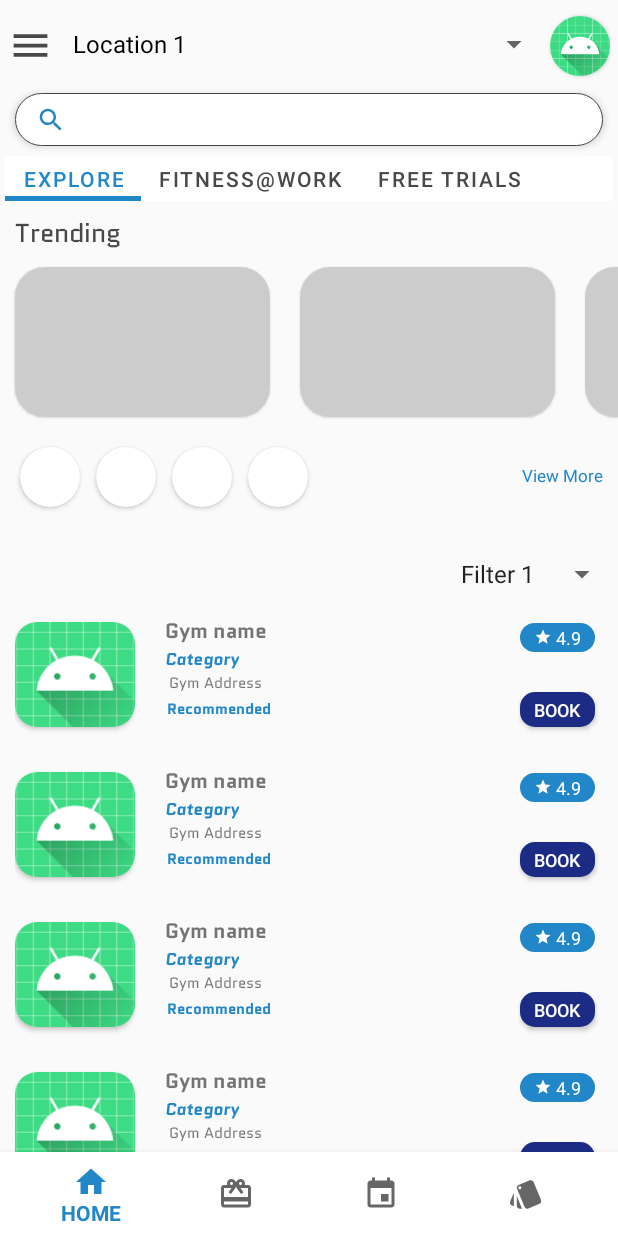
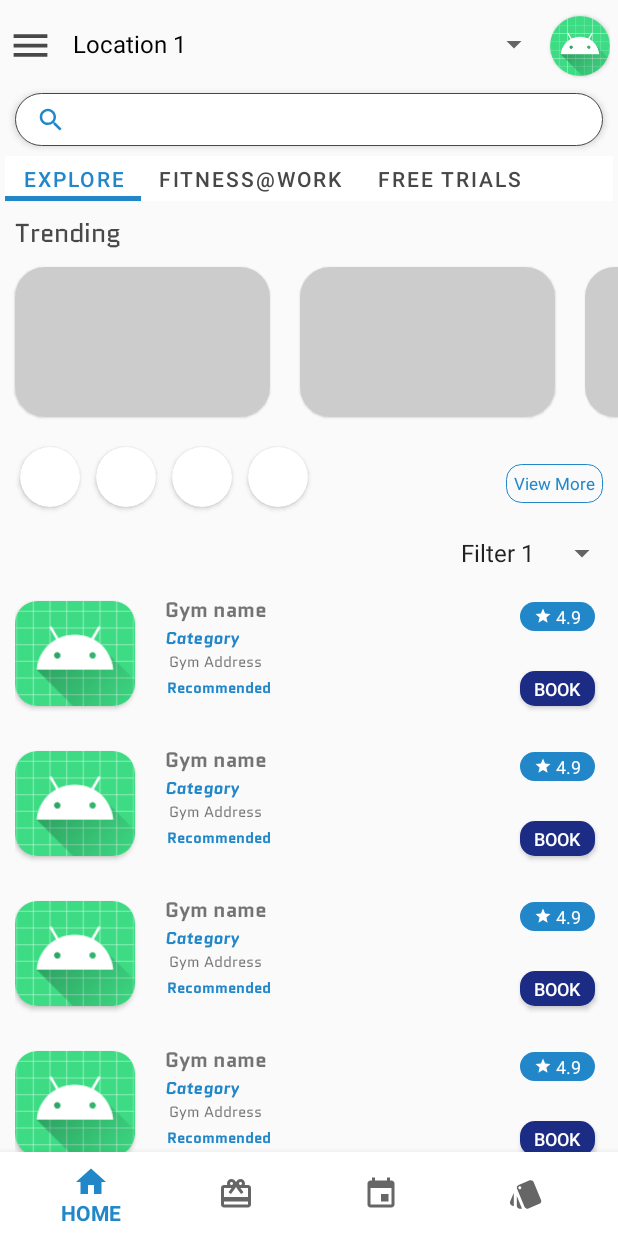
Before and after one commit to rishabh-hub/Fitness2020, an Android app: the screen it shows after launch (MainActivity), on a phone screen of 412 x 824 dp. Run offline under Robolectric (Android 15) with nearby library versions, the phone set to English and light mode, and no system bars.

Commit message:
view more has been given a background

```diff
--- /dev/null
+++ b/app/src/main/res/drawable/bg_textview.xml
@@ -0,0 +1,14 @@
+<?xml version="1.0" encoding="utf-8"?>
+<shape xmlns:android="http://schemas.android.com/apk/res/android"
+    android:shape="rectangle">
+
+    <stroke
+        android:color="@color/colorPrimary"
+        android:width="0.7dp"
+        />
+
+    <corners
+        android:radius="10sp"
+        />
+
+</shape>
--- a/app/src/main/res/layout/home_fragment_explore_tab.xml
+++ b/app/src/main/res/layout/home_fragment_explore_tab.xml
@@ -129,16 +129,19 @@
 
                 <TextView
                     android:layout_width="wrap_content"
-                    android:layout_height="40sp"
+                    android:layout_height="wrap_content"
                     android:text="View More"
                     android:textSize="11sp"
+                    android:gravity="center"
+                    android:padding="5dp"
+                    android:layout_marginRight="5dp"
+                    android:background="@drawable/bg_textview"
                     android:textColor="@color/colorPrimary"
                     android:layout_marginHorizontal="2sp"
                     android:layout_marginVertical="13sp"
                     android:layout_alignParentEnd="true"
                     android:id="@+id/home_fragment_explore_tab_activities_btn"
                     />
-
 
 
             </RelativeLayout>
```
